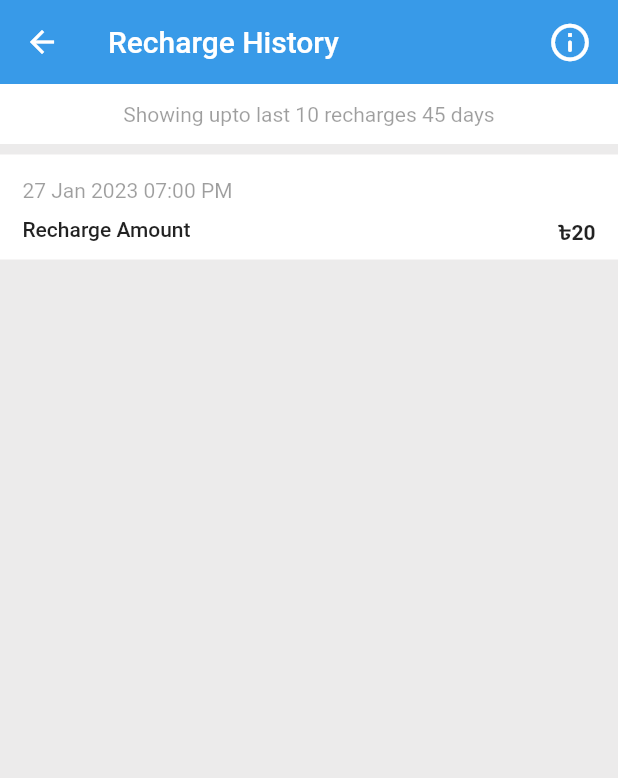
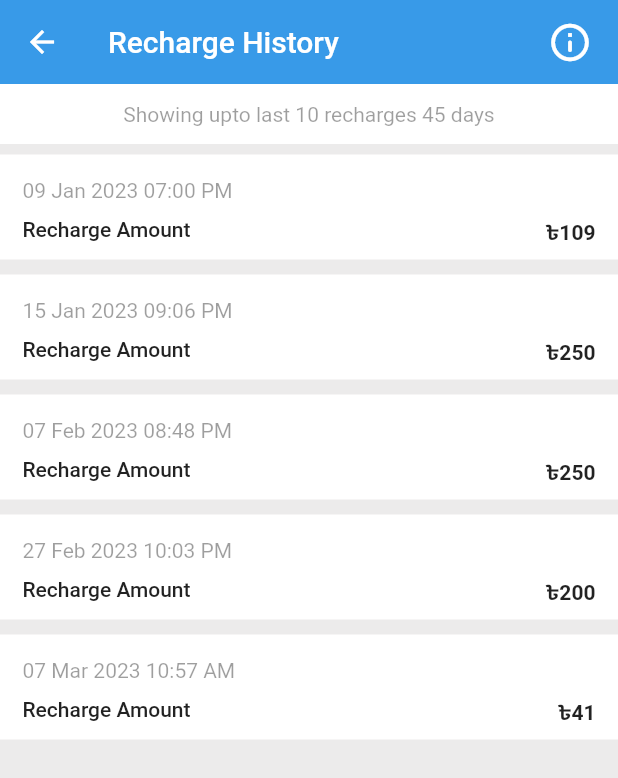
Before and after one commit to ShahoriarNahid/flutter_webrtc_demo, a Flutter app: the RHistoryPage screen opened directly, on a phone screen of 412 x 824 dp. Shown: the top 778 px of the screen. Run offline on Flutter 3.47's test engine with Material 2 defaults, Android fonts, the light colour scheme and no system bars; our stand-ins replace camera, dio, get, socket_io_client; missing offline and left inert: dart:ffi, flutter_webrtc; network calls fail.

Commit message:
Update r_history.dart
feb update

```diff
--- a/lib/page/r_history.dart
+++ b/lib/page/r_history.dart
@@ -65,7 +65,7 @@ class RHistoryPage extends StatelessWidget {
                 mainAxisAlignment: MainAxisAlignment.start,
                 crossAxisAlignment: CrossAxisAlignment.start,
                 children: [
-                  Text('27 Jan 2023 07:00 PM',
+                  Text('09 Jan 2023 07:00 PM',
                       style: TextStyle(color: Colors.black38)),
                   SizedBox(
                     height: 10,
@@ -79,7 +79,163 @@ class RHistoryPage extends StatelessWidget {
                       ),
                       Spacer(),
                       Text(
-                        '৳20',
+                        '৳109',
+                        style: TextStyle(fontWeight: FontWeight.w700),
+                      ),
+                      SizedBox(
+                        width: 15,
+                      )
+                    ],
+                  ),
+                ],
+              ),
+            ),
+          ),
+          SizedBox(
+            height: 10,
+          ),
+          Container(
+            width: Get.width,
+            height: 70,
+            color: Colors.white,
+            child: Padding(
+              padding: EdgeInsets.only(left: 15, top: 16),
+              child: Column(
+                mainAxisAlignment: MainAxisAlignment.start,
+                crossAxisAlignment: CrossAxisAlignment.start,
+                children: [
+                  Text('15 Jan 2023 09:06 PM',
+                      style: TextStyle(color: Colors.black38)),
+                  SizedBox(
+                    height: 10,
+                  ),
+                  Row(
+                    crossAxisAlignment: CrossAxisAlignment.start,
+                    children: [
+                      Text(
+                        'Recharge Amount',
+                        style: TextStyle(fontWeight: FontWeight.w500),
+                      ),
+                      Spacer(),
+                      Text(
+                        '৳250',
+                        style: TextStyle(fontWeight: FontWeight.w700),
+                      ),
+                      SizedBox(
+                        width: 15,
+                      )
+                    ],
+                  ),
+                ],
+              ),
+            ),
+          ),
+          SizedBox(
+            height: 10,
+          ),
+          Container(
+            width: Get.width,
+            height: 70,
+            color: Colors.white,
+            child: Padding(
+              padding: EdgeInsets.only(left: 15, top: 16),
+              child: Column(
+                mainAxisAlignment: MainAxisAlignment.start,
+                crossAxisAlignment: CrossAxisAlignment.start,
+                children: [
+                  Text('07 Feb 2023 08:48 PM',
+                      style: TextStyle(color: Colors.black38)),
+                  SizedBox(
+                    height: 10,
+                  ),
+                  Row(
+                    crossAxisAlignment: CrossAxisAlignment.start,
+                    children: [
+                      Text(
+                        'Recharge Amount',
+                        style: TextStyle(fontWeight: FontWeight.w500),
+                      ),
+                      Spacer(),
+                      Text(
+                        '৳250',
+                        style: TextStyle(fontWeight: FontWeight.w700),
+                      ),
+                      SizedBox(
+                        width: 15,
+                      )
+                    ],
+                  ),
+                ],
+              ),
+            ),
+          ),
+          SizedBox(
+            height: 10,
+          ),
+          Container(
+            width: Get.width,
+            height: 70,
+            color: Colors.white,
+            child: Padding(
+              padding: EdgeInsets.only(left: 15, top: 16),
+              child: Column(
+                mainAxisAlignment: MainAxisAlignment.start,
+                crossAxisAlignment: CrossAxisAlignment.start,
+                children: [
+                  Text('27 Feb 2023 10:03 PM',
+                      style: TextStyle(color: Colors.black38)),
+                  SizedBox(
+                    height: 10,
+                  ),
+                  Row(
+                    crossAxisAlignment: CrossAxisAlignment.start,
+                    children: [
+                      Text(
+                        'Recharge Amount',
+                        style: TextStyle(fontWeight: FontWeight.w500),
+                      ),
+                      Spacer(),
+                      Text(
+                        '৳200',
+                        style: TextStyle(fontWeight: FontWeight.w700),
+                      ),
+                      SizedBox(
+                        width: 15,
+                      )
+                    ],
+                  ),
+                ],
+              ),
+            ),
+          ),
+          SizedBox(
+            height: 10,
+          ),
+          Container(
+            width: Get.width,
+            height: 70,
+            color: Colors.white,
+            child: Padding(
+              padding: EdgeInsets.only(left: 15, top: 16),
+              child: Column(
+                mainAxisAlignment: MainAxisAlignment.start,
+                crossAxisAlignment: CrossAxisAlignment.start,
+                children: [
+                  Text('07 Mar 2023 10:57 AM',
+                      style: TextStyle(color: Colors.black38)),
+                  SizedBox(
+                    height: 10,
+                  ),
+                  Row(
+                    crossAxisAlignment: CrossAxisAlignment.start,
+                    children: [
+                      Text(
+                        'Recharge Amount',
+                        style: TextStyle(fontWeight: FontWeight.w500),
+                      ),
+                      Spacer(),
+                      Text(
+                        '৳41',
                         style: TextStyle(fontWeight: FontWeight.w700),
                       ),
                       SizedBox(
```
